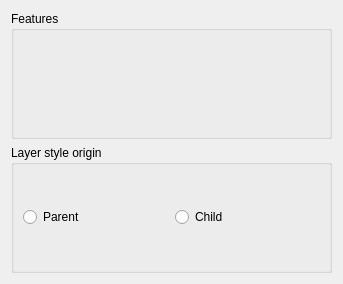
This is core/ui/toolbars/utilities/snapshot_view.ui in Giswater/giswater_qgis_plugin as Qt 5 draws it before an edit. The edited form follows.
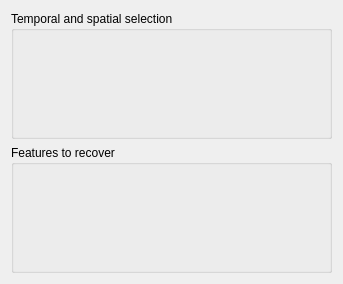
This is the edited form.

Commit message: style(snapshot ui): refistribuite layouts and widgets

The edit to the form file:
```diff
--- a/core/ui/toolbars/utilities/snapshot_view.ui
+++ b/core/ui/toolbars/utilities/snapshot_view.ui
@@ -26,7 +26,7 @@
       </sizepolicy>
      </property>
      <property name="title">
-      <string>Features</string>
+      <string>Features to recover</string>
      </property>
      <layout class="QGridLayout" name="gridLayout">
       <item row="0" column="0">
@@ -46,31 +46,16 @@
     <layout class="QGridLayout" name="lyt_buttons"/>
    </item>
    <item row="0" column="0" colspan="2">
-    <layout class="QGridLayout" name="lyt_snapshot_view_1"/>
-   </item>
-   <item row="5" column="0" colspan="2">
     <widget class="QGroupBox" name="groupBox_2">
      <property name="title">
-      <string>Layer style origin</string>
+      <string>Temporal and spatial selection</string>
      </property>
      <layout class="QGridLayout" name="gridLayout_3">
       <item row="0" column="0">
-       <layout class="QGridLayout" name="lyt_snapshot_view_5">
-        <item row="0" column="0">
-         <widget class="QRadioButton" name="radioButton">
-          <property name="text">
-           <string>Parent</string>
-          </property>
-         </widget>
-        </item>
-        <item row="0" column="1">
-         <widget class="QRadioButton" name="radioButton_2">
-          <property name="text">
-           <string>Child</string>
-          </property>
-         </widget>
-        </item>
-       </layout>
+       <layout class="QGridLayout" name="lyt_snapshot_view_1"/>
+      </item>
+      <item row="1" column="0">
+       <layout class="QGridLayout" name="lyt_snapshot_view_2"/>
       </item>
      </layout>
     </widget>
```
Left out of the diff: 7 changed lines with no effect on the pictures.
